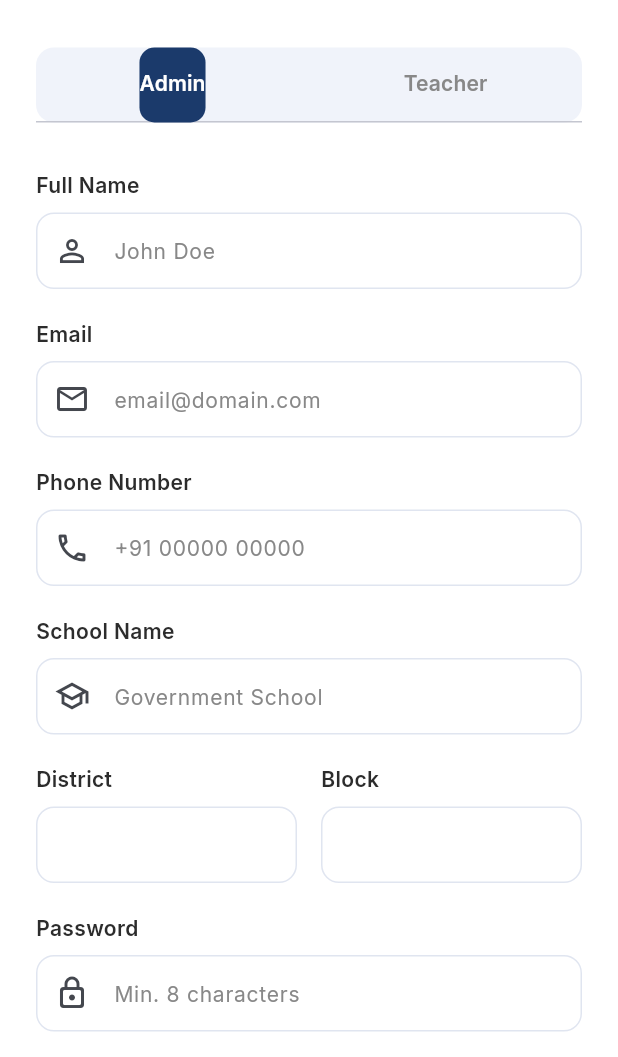
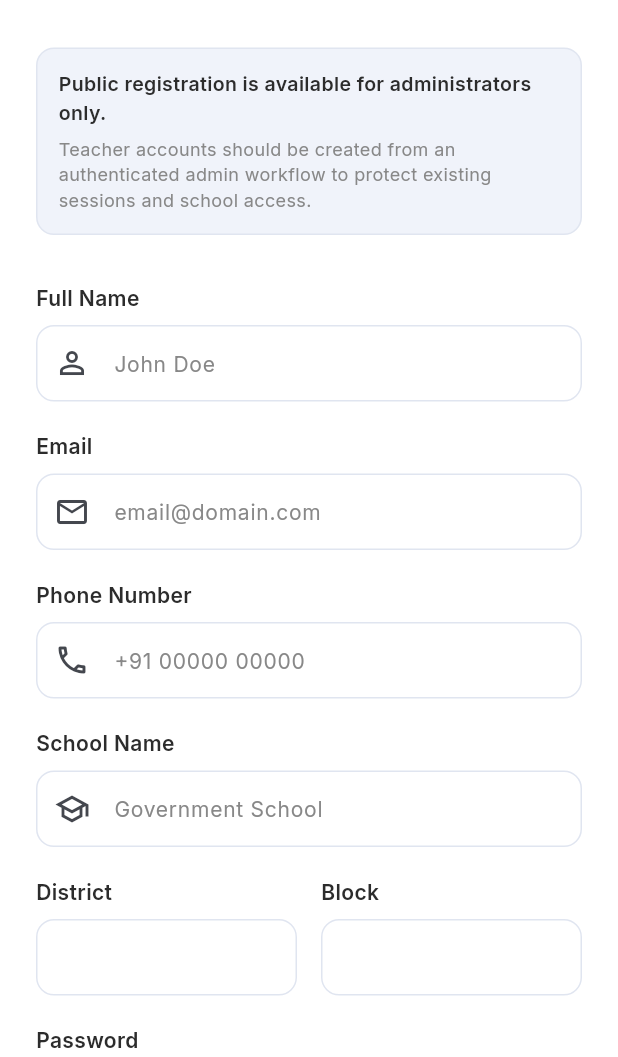
Before and after one commit to gayatridhas/shiksha_setu, a Flutter app: the SignUpScreen screen opened by its route, on a phone screen of 412 x 824 dp, the part 179-1236 px from its top. Run offline on Flutter 3.47's test engine with Material 3 defaults, Android fonts, the phone set to English and light mode, and no system bars; our stand-ins replace cloud_firestore, firebase_auth, firebase_core, fl_chart, flutter_riverpod, go_router and 2 more; accounts and stored records are empty.

Commit message:
Harden auth startup flow and stabilize teacher screens

```diff
--- a/lib/main.dart
+++ b/lib/main.dart
@@ -52,7 +52,9 @@ void main() async {
     debugPrint('Error details: $e');
     debugPrint('Stack trace: $stack');
     FirebaseInitState.setError(
-      'Firebase is not configured for this platform yet. Update lib/firebase_options.dart with real app credentials.',
+      kIsWeb
+          ? 'Firebase web initialization failed. Check your web Firebase project settings.'
+          : 'This app is currently configured for web only. Add Android/iOS Firebase setup later.',
     );
   }
 
--- a/lib/screens/auth/sign_up_screen.dart
+++ b/lib/screens/auth/sign_up_screen.dart
@@ -13,8 +13,7 @@ class SignUpScreen extends ConsumerStatefulWidget {
   ConsumerState<SignUpScreen> createState() => _SignUpScreenState();
 }
 
-class _SignUpScreenState extends ConsumerState<SignUpScreen> with SingleTickerProviderStateMixin {
-  late TabController _tabController;
+class _SignUpScreenState extends ConsumerState<SignUpScreen> {
   final _formKey = GlobalKey<FormState>();
 
   final _emailController = TextEditingController();
@@ -25,17 +24,9 @@ class _SignUpScreenState extends ConsumerState<SignUpScreen> with SingleTickerPr
   final _districtController = TextEditingController();
   final _blockController = TextEditingController();
   final _addressController = TextEditingController();
-  final _schoolCodeController = TextEditingController();
-
-  @override
-  void initState() {
-    super.initState();
-    _tabController = TabController(length: 2, vsync: this);
-  }
 
   @override
   void dispose() {
-    _tabController.dispose();
     _emailController.dispose();
     _passwordController.dispose();
     _nameController.dispose();
@@ -44,16 +35,13 @@ class _SignUpScreenState extends ConsumerState<SignUpScreen> with SingleTickerPr
     _districtController.dispose();
     _blockController.dispose();
     _addressController.dispose();
-    _schoolCodeController.dispose();
     super.dispose();
   }
 
   Future<void> _handleSignUp() async {
     if (!_formKey.currentState!.validate()) return;
 
-    bool success = false;
-    if (_tabController.index == 0) {
-      success = await ref.read(authNotifierProvider.notifier).signUpAdmin(
+    final success = await ref.read(authNotifierProvider.notifier).signUpAdmin(
           email: _emailController.text,
           password: _passwordController.text,
           fullName: _nameController.text,
@@ -63,15 +51,6 @@ class _SignUpScreenState extends ConsumerState<SignUpScreen> with SingleTickerPr
           block: _blockController.text,
           address: _addressController.text,
         );
-    } else {
-      success = await ref.read(authNotifierProvider.notifier).signUpTeacher(
-            email: _emailController.text,
-            password: _passwordController.text,
-            fullName: _nameController.text,
-            phone: _phoneController.text,
-            schoolCode: _schoolCodeController.text,
-          );
-    }
 
     if (success && mounted) {
       context.go('/verify-email');
@@ -115,23 +94,33 @@ class _SignUpScreenState extends ConsumerState<SignUpScreen> with SingleTickerPr
                 ),
                 const SizedBox(height: 32),
                 Container(
-                  height: 50,
+                  width: double.infinity,
+                  padding: const EdgeInsets.all(14),
                   decoration: BoxDecoration(
                     color: AppColors.backgroundGray,
                     borderRadius: BorderRadius.circular(12),
+                    border: Border.all(color: AppColors.borderGray),
                   ),
-                  child: TabBar(
-                    controller: _tabController,
-                    indicator: BoxDecoration(
-                      color: AppColors.navyPrimary,
-                      borderRadius: BorderRadius.circular(10),
+                  child: Column(
+                    crossAxisAlignment: CrossAxisAlignment.start,
+                    children: [
+                      Text(
+                        'Public registration is available for administrators only.',
+                        style: GoogleFonts.inter(
+                          fontSize: 13,
+                          fontWeight: FontWeight.w600,
+                          color: AppColors.textPrimary,
                         ),
-                    labelColor: Colors.white,
-                    unselectedLabelColor: AppColors.textGray,
-                    labelStyle: GoogleFonts.inter(fontWeight: FontWeight.w600),
-                    tabs: [
-                      Tab(text: l10n.roleAdmin),
-                      Tab(text: l10n.roleTeacher),
+                      ),
+                      const SizedBox(height: 6),
+                      Text(
+                        'Teacher accounts should be created from an authenticated admin workflow to protect existing sessions and school access.',
+                        style: GoogleFonts.inter(
+                          fontSize: 12,
+                          color: AppColors.textGray,
+                          height: 1.4,
+                        ),
+                      ),
                     ],
                   ),
                 ),
@@ -156,13 +145,6 @@ class _SignUpScreenState extends ConsumerState<SignUpScreen> with SingleTickerPr
                   decoration: const InputDecoration(hintText: '+91 00000 00000', prefixIcon: Icon(Icons.phone_outlined)),
                   validator: (v) => v!.isEmpty ? 'Enter phone' : null,
                 ),
-                AnimatedBuilder(
-                  animation: _tabController,
-                  builder: (context, _) {
-                    return Column(
-                      crossAxisAlignment: CrossAxisAlignment.start,
-                      children: [
-                        if (_tabController.index == 0) ...[
                 const SizedBox(height: 20),
                 _buildLabel('School Name'),
                 TextFormField(
@@ -193,19 +175,6 @@ class _SignUpScreenState extends ConsumerState<SignUpScreen> with SingleTickerPr
                       ),
                     ),
                   ],
-                          ),
-                        ] else ...[
-                          const SizedBox(height: 20),
-                          _buildLabel('School Code'),
-                          TextFormField(
-                            controller: _schoolCodeController,
-                            decoration: const InputDecoration(hintText: '6-digit unique code', prefixIcon: Icon(Icons.vpn_key_outlined)),
-                            validator: (v) => v!.isEmpty ? 'Enter school code' : null,
-                          ),
-                        ],
-                      ],
-                    );
-                  },
                 ),
                 const SizedBox(height: 20),
                 _buildLabel(l10n.password),
--- a/lib/screens/teacher/inventory_screen.dart
+++ b/lib/screens/teacher/inventory_screen.dart
@@ -163,17 +163,15 @@ class _InventoryScreenState extends ConsumerState<InventoryScreen> {
                                       s.shoesReceived,
                                     );
                               }
-                              if (mounted) {
+                              if (!mounted) return;
                               ScaffoldMessenger.of(context).showSnackBar(
                                 const SnackBar(content: Text('Inventory data synced successfully')),
                               );
-                              }
                             } catch (e) {
-                              if (mounted) {
+                              if (!mounted) return;
                               ScaffoldMessenger.of(context).showSnackBar(
                                 SnackBar(content: Text('Sync Error: $e')),
                               );
-                              }
                             } finally {
                               if (mounted) setState(() => _isSaving = false);
                             }
```
Also changed, not shown: lib/router/app_router.dart (+12 -29 lines), lib/screens/splash_screen.dart (+71 -1 lines), lib/screens/teacher/mdm_entry_screen.dart (+3 -4 lines), lib/screens/teacher/student_attendance_screen.dart (+4 -4 lines), lib/services/auth_service.dart (+30 -63 lines), lib/firebase_options.dart. Lines whose indentation alone changed are shown as unchanged.
